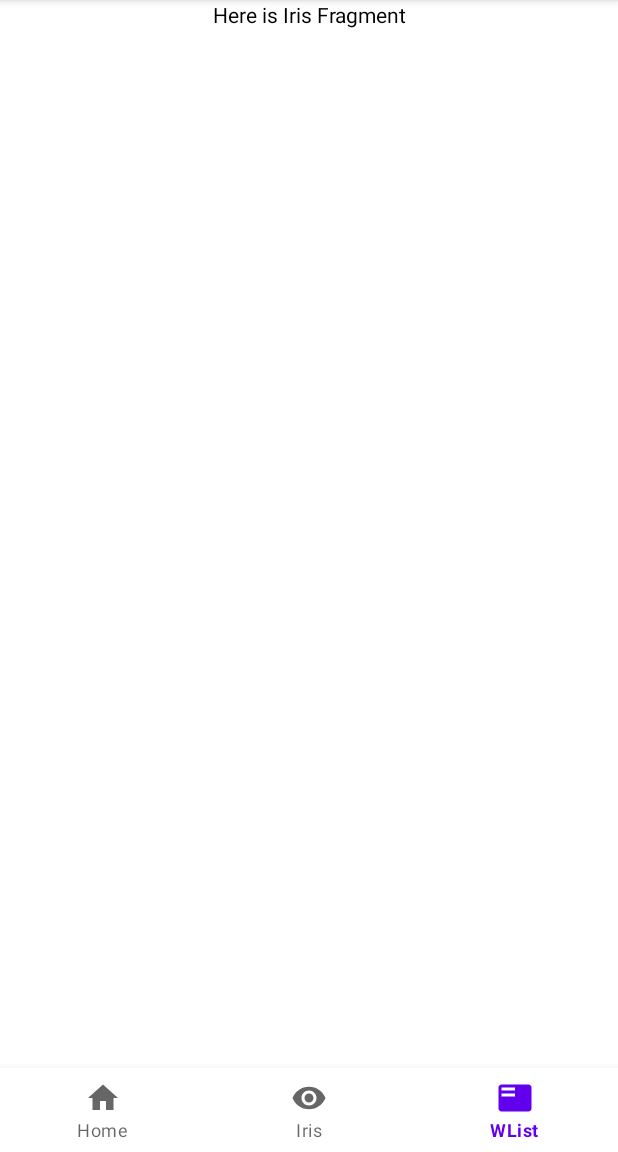
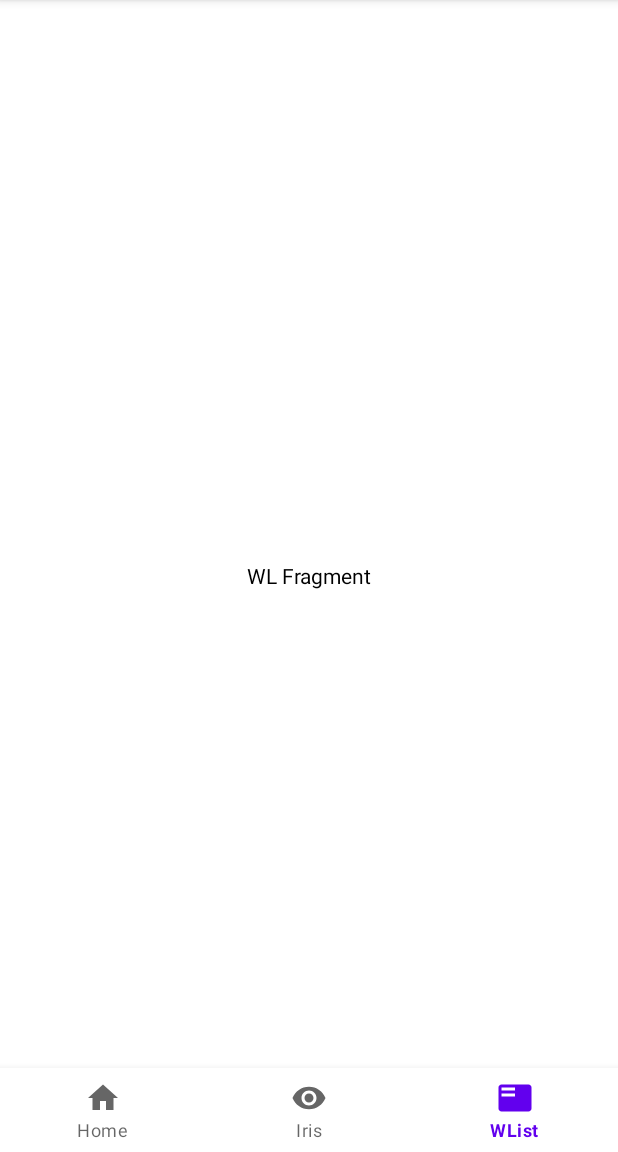
Before and after one commit to jgrahamm/IrisNav, an Android app: the screen it shows after launch (BaseActivity), item 3 of the bottom bar chosen, on a phone screen of 412 x 824 dp, the part 84-1236 px from its top. Run offline under Robolectric (Android 15) with nearby library versions, the phone set to English and light mode, and no system bars.

Commit message:
third fragment

```diff
--- a/app/src/main/java/com/example/irisnav/BaseActivity.java
+++ b/app/src/main/java/com/example/irisnav/BaseActivity.java
@@ -21,6 +21,7 @@ public class BaseActivity extends AppCompatActivity {
 
     private HomeFragment homeFragment;
     private IrisFragment irisFragment;
+    private WlFragment wlFragment;
 
     @Override
     protected void onCreate(Bundle savedInstanceState) {
@@ -29,6 +30,7 @@ public class BaseActivity extends AppCompatActivity {
 
         homeFragment = new HomeFragment();
         irisFragment = new IrisFragment();
+        wlFragment = new WlFragment();
 
         mBottomNav = (BottomNavigationView) findViewById(R.id.bottom_navigation);
         mBottomNav.setOnNavigationItemSelectedListener(new BottomNavigationView.OnNavigationItemSelectedListener() {
@@ -66,6 +68,9 @@ public class BaseActivity extends AppCompatActivity {
             case R.id.iris_button:
                 frag = irisFragment;
                 break;
+            case R.id.wl_button:
+                frag = wlFragment;
+
         }
 
         if (frag != null) {
--- a/app/src/main/java/com/example/irisnav/WlFragment.java
+++ b/app/src/main/java/com/example/irisnav/WlFragment.java
@@ -11,6 +11,6 @@ public class WlFragment extends Fragment {
     @Override
     public View onCreateView(LayoutInflater inflater, ViewGroup container, Bundle savedInstanceState) {
         // Inflate the layout for this fragment
-        return inflater.inflate(R.layout.home_fragment_layout, container, false);
+        return inflater.inflate(R.layout.wl_fragment_layout, container, false);
     }
 }
--- /dev/null
+++ b/app/src/main/res/layout/wl_fragment_layout.xml
@@ -0,0 +1,17 @@
+<RelativeLayout xmlns:android="http://schemas.android.com/apk/res/android"
+    xmlns:tools="http://schemas.android.com/tools"
+    android:id="@+id/fragment_content"
+    android:layout_width="match_parent"
+    android:layout_height="match_parent" >
+
+    <TextView
+        android:id="@+id/middle_text"
+        android:layout_width="match_parent"
+        android:layout_height="wrap_content"
+        android:layout_centerInParent="true"
+        android:textColor="@android:color/primary_text_light"
+        android:text="WL Fragment"
+        android:gravity="center"
+        />
+
+</RelativeLayout>
```
